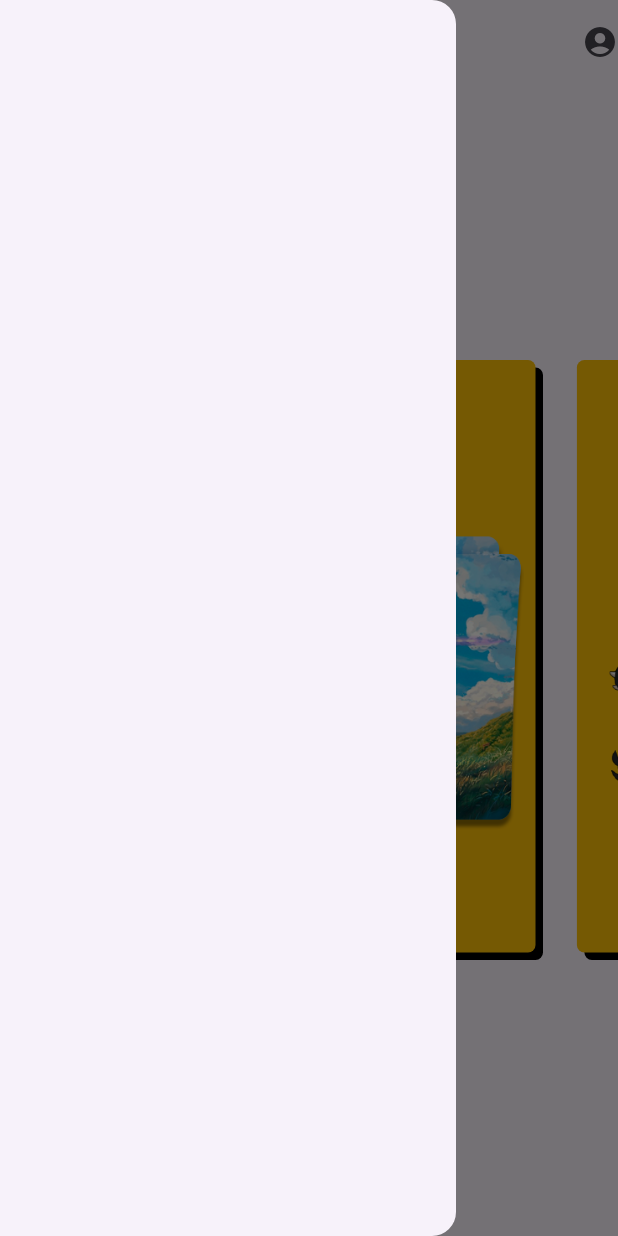
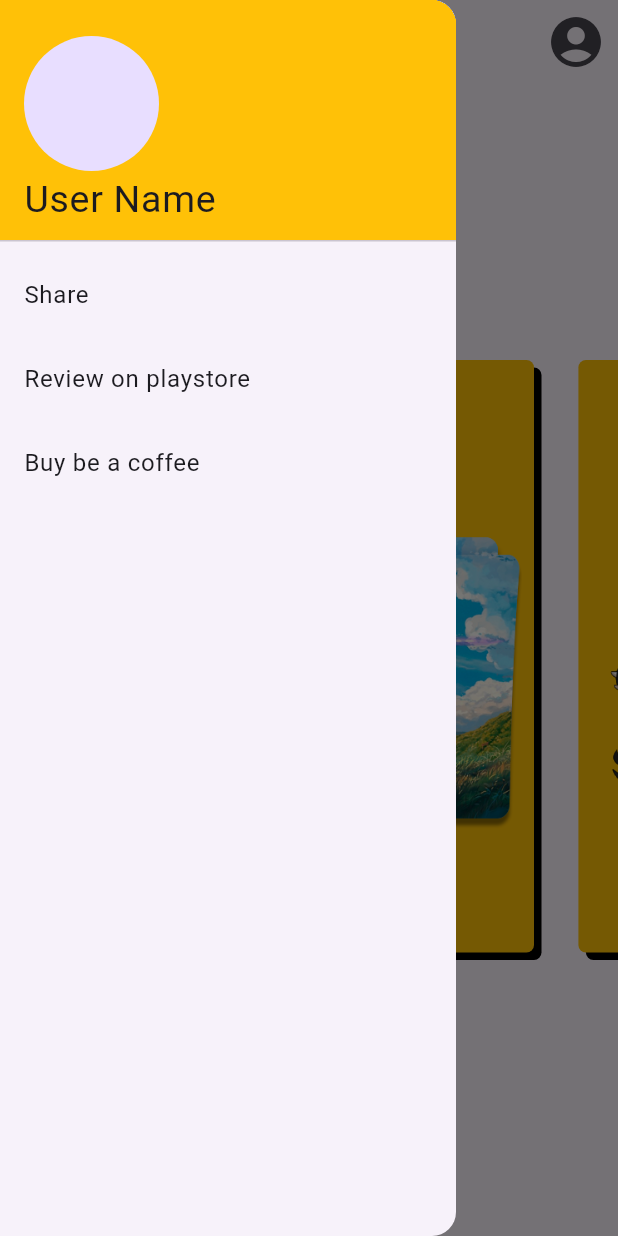
Before and after one commit to arishahmad661/geek_genius, a Flutter app: the screen it shows after launch, with the side drawer open, on a phone screen of 412 x 824 dp. Run offline on Flutter 3.47's test engine with Material 2 defaults, Android fonts, the phone set to English and light mode, and no system bars; drawn by our look-alikes of carousel_slider; our stand-ins replace get, get_storage, timer_count_down.

Commit message:
initial commit

```diff
--- a/lib/main.dart
+++ b/lib/main.dart
@@ -1,11 +1,13 @@
 import 'package:flutter/material.dart';
 import 'package:get/get.dart';
 import 'package:get/get_navigation/src/root/get_material_app.dart';
+import 'package:get_storage/get_storage.dart';
 import 'package:quiz_app/views/home/home_screen.dart';
 import 'package:quiz_app/views/match/gameplay_screen.dart';
 import 'package:quiz_app/views/result/result_screen.dart';
 
-void main() {
+void main()async{
+  await GetStorage.init();
   runApp(const MyApp());
 }
 
--- /dev/null
+++ b/lib/views/drawer/drawer.dart
@@ -0,0 +1 @@
+import 'package:flutter/material.dart';
--- a/lib/views/home/bottom_sheet.dart
+++ b/lib/views/home/bottom_sheet.dart
@@ -1,7 +1,9 @@
 import 'package:flutter/material.dart';
 import 'package:get/get.dart';
 import 'package:get/get_core/src/get_main.dart';
+import 'package:get_storage/get_storage.dart';
 import 'package:quiz_app/controllers/home_page_controller.dart';
+import 'package:quiz_app/get_storage/get_storage.dart';
 
 class ShowBottomSheet {
   final homePageController = HomePageController();
@@ -63,6 +65,7 @@
                   child: InkWell(
                     onTap: (){
                       Get.back();
+                      GetStorageClass().store(homePageController.quizNames[index].toString(),homePageController.quizImages[index].toString(),homePageController.numberOfQues.value,);
                       Get.toNamed(
                           "/gamePlayScreen",
                           arguments: {
--- a/lib/views/home/home_screen.dart
+++ b/lib/views/home/home_screen.dart
@@ -16,11 +16,44 @@
   @override
   Widget build(BuildContext context) {
     return Scaffold(
-      drawer: const Drawer(),
+      drawer: Drawer(
+        child: ListView(
+          children: [
+            DrawerHeader(
+              decoration: BoxDecoration(
+                color: Colors.amber
+              ),
+                child: Column(
+                  crossAxisAlignment: CrossAxisAlignment.start,
+                  mainAxisAlignment: MainAxisAlignment.end,
+                  children: [
+                    CircleAvatar(
+                      maxRadius: 45,
+                    ),
+                    Text("User Name",style: TextStyle(fontSize: 25),),
+                  ],
+                ),
+            ),
+            ListTile(
+              title: Text("Share"),
+            ),
+            ListTile(
+              title: Text("Review on playstore"),
+            ),
+            ListTile(
+              title: Text("Buy be a coffee"),
+            )
+          ],
+        ),
+      ),
         appBar: AppBar(
           title: Text("Trivia Quiz!!"),
           centerTitle: true,
-          actions: const [Icon(Icons.account_circle_sharp),],
+          actions:  [IconButton(
+            onPressed: (){
+
+            },
+              icon: Icon(Icons.account_circle_sharp,size: 40,)),],
         ),
         body: Center(
           child: QuizView(),
--- a/lib/views/home/quiz_view.dart
+++ b/lib/views/home/quiz_view.dart
@@ -1,6 +1,8 @@
 import 'package:carousel_slider/carousel_options.dart';
 import 'package:carousel_slider/carousel_slider.dart';
 import 'package:flutter/material.dart';
+import 'package:get/get.dart';
+import 'package:get/utils.dart';
 
 import '../../controllers/home_page_controller.dart';
 import 'bottom_sheet.dart';
@@ -23,7 +25,13 @@
                   ShowBottomSheet().showBottomSheet(i);
                 },
                 child: Container(
-                    width: MediaQuery.of(context).size.width-110,
+                  constraints: BoxConstraints(
+                    // width: MediaQuery.of(context).size.width-110,//minimum height
+                    minWidth: 200, // minimum width
+                    maxHeight: 500,
+                    maxWidth: 300,
+                    //maximum width set to 100% of width
+                  ),
                     margin: const EdgeInsets.symmetric(horizontal: 5.0),
                     decoration: const BoxDecoration(
                         boxShadow:[ BoxShadow(color: Colors.black,offset: Offset(5.0, 5.0),)],
--- a/lib/views/match/action_buttons.dart
+++ b/lib/views/match/action_buttons.dart
@@ -13,7 +13,7 @@
     backgroundColor: Colors.indigo,
     foregroundColor: Colors.white,
     onPressed: () {
-
+      gamePlayScreenController.restartCounter();
       if(gamePlayScreenController.quesIndex.value == Get.arguments['noOfQues'] -1){
         Get.back();
         Get.toNamed("/resultScreen",arguments: {"points" : gamePlayScreenController.points.value.toString()} );
--- a/lib/views/match/gameplay_screen.dart
+++ b/lib/views/match/gameplay_screen.dart
@@ -1,4 +1,3 @@
-import 'dart:ffi';
 
 import 'package:flutter/material.dart';
 import 'package:get/get.dart';
--- a/pubspec.yaml
+++ b/pubspec.yaml
@@ -38,6 +38,8 @@
   get: ^4.6.5
   carousel_slider: ^4.2.1
   http: ^1.1.0
+  get_storage: ^2.1.1
+  timer_count_down: ^2.2.2
 
 dev_dependencies:
   flutter_test:
```
Also changed, not shown: lib/controllers/gameplay_screen_controller.dart (+10 -1 lines), lib/get_storage/get_storage.dart (added, +18 -0 lines), lib/views/match/gameplay_page_image.dart (+2 -13 lines), lib/views/match/option_display_widget.dart (+5 -5 lines), lib/views/match/question_card.dart (+14 -5 lines), lib/views/result/result_screen.dart (+50 -4 lines), lib/views/user_details/user_details.dart (added, +7 -0 lines), assets/ques.jpg (added), lib/generated/assets.dart, pubspec.lock, 1 other file.
